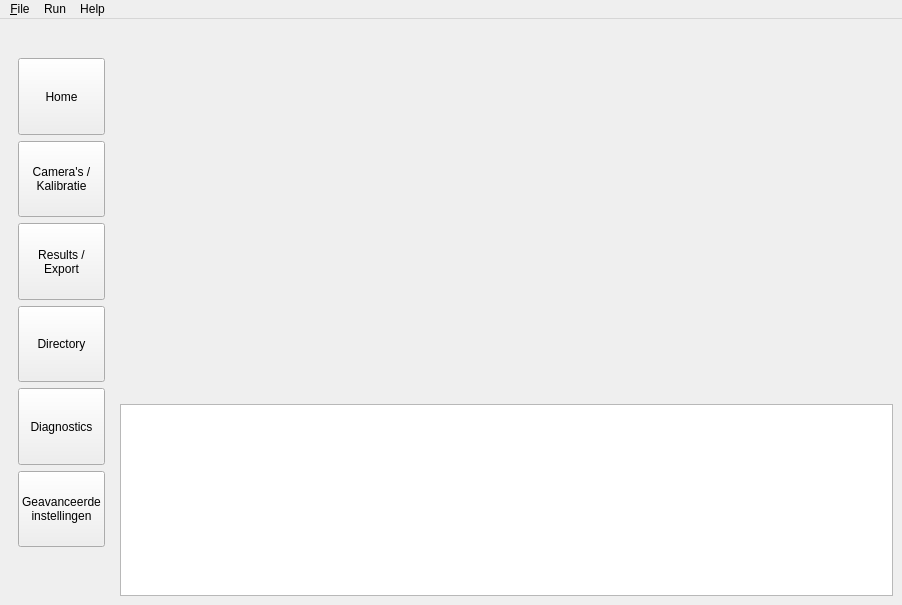
Above: Programma Structuur/ui/guiDesigner/GUI.ui from MaxUntersalmberger/PhysioMotionTracker before the change. Below: the same form after it.
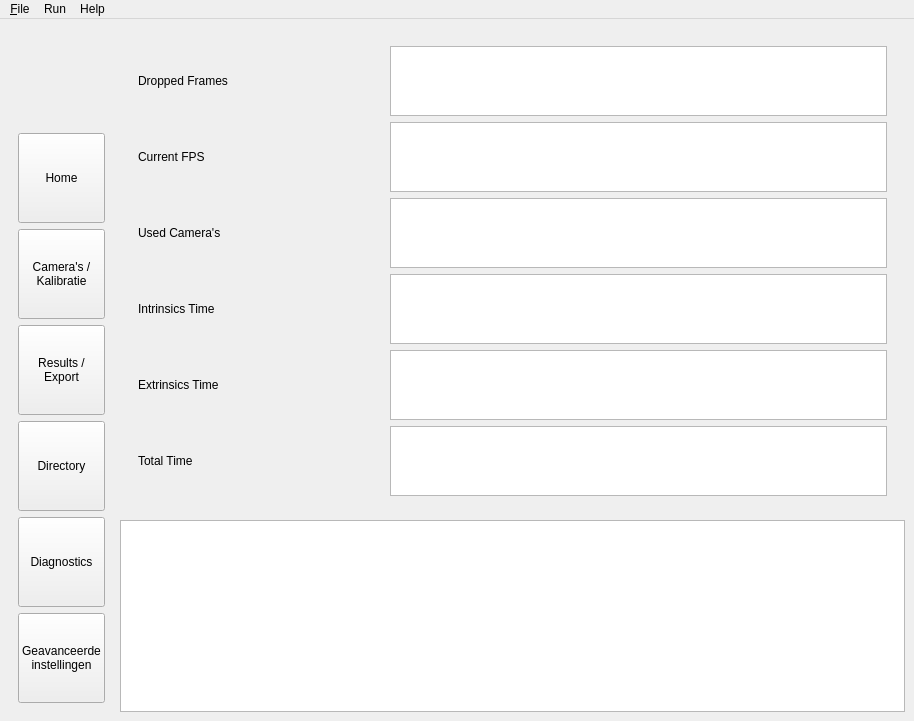
That is the form after the change. The open tabs and pages were chosen to show the change. Icons and pictures are not drawn.

Commit message: add basic functions diagnosticstab

```diff
--- a/Programma Structuur/ui/guiDesigner/GUI.ui
+++ b/Programma Structuur/ui/guiDesigner/GUI.ui
@@ -9,8 +9,8 @@
    <rect>
     <x>0</x>
     <y>0</y>
-    <width>902</width>
-    <height>605</height>
+    <width>914</width>
+    <height>521</height>
    </rect>
   </property>
   <property name="minimumSize">
@@ -68,7 +68,7 @@
        <enum>QFrame::Shape::NoFrame</enum>
       </property>
       <layout class="QGridLayout" name="gridLayout_2">
-       <item row="1" column="0">
+       <item row="0" column="0">
         <widget class="QStackedWidget" name="stackedWidget">
          <property name="currentIndex">
           <number>2</number>
@@ -513,7 +513,68 @@
           </layout>
          </widget>
          <widget class="QWidget" name="page_diagnostics">
-          <layout class="QGridLayout" name="gridLayout_5"/>
+          <layout class="QGridLayout" name="gridLayout_5">
+           <item row="1" column="2" colspan="2">
+            <widget class="QTextEdit" name="text_diag_current_fps"/>
+           </item>
+           <item row="0" column="2" colspan="2">
+            <widget class="QTextEdit" name="text_diag_dropped_frames"/>
+           </item>
+           <item row="1" column="0">
+            <widget class="QLabel" name="lab_diag_current_fps">
+             <property name="text">
+              <string>Current FPS</string>
+             </property>
+            </widget>
+           </item>
+           <item row="4" column="0">
+            <widget class="QLabel" name="lab_diag_intrinsics_time">
+             <property name="text">
+              <string>Intrinsics Time</string>
+             </property>
+            </widget>
+           </item>
+           <item row="3" column="2" colspan="2">
+            <widget class="QTextEdit" name="text_diag_used_cams"/>
+           </item>
+           <item row="0" column="0">
+            <widget class="QLabel" name="lab_diag_dropped_frames">
+             <property name="text">
+              <string>Dropped Frames</string>
+             </property>
+            </widget>
+           </item>
+           <item row="5" column="0">
+            <widget class="QLabel" name="lab_diag_extrinsics_time">
+             <property name="text">
+              <string>Extrinsics Time</string>
+             </property>
+            </widget>
+           </item>
+           <item row="3" column="0">
+            <widget class="QLabel" name="lab_diag_used_cams">
+             <property name="text">
+              <string>Used Camera's</string>
+             </property>
+            </widget>
+           </item>
+           <item row="7" column="0">
+            <widget class="QLabel" name="lab_diag_total_time">
+             <property name="text">
+              <string>Total Time</string>
+             </property>
+            </widget>
+           </item>
+           <item row="4" column="2" colspan="2">
+            <widget class="QTextEdit" name="text_diag_Intrinsics_time"/>
+           </item>
+           <item row="5" column="2" colspan="2">
+            <widget class="QTextEdit" name="text_diag_extrinsics_time"/>
+           </item>
+           <item row="7" column="2" colspan="2">
+            <widget class="QTextEdit" name="text_diag_total_time"/>
+           </item>
+          </layout>
          </widget>
          <widget class="QWidget" name="page_advanced_settings"/>
         </widget>
@@ -524,7 +585,7 @@
     <item row="1" column="0" rowspan="2">
      <widget class="QFrame" name="frame_menu">
       <property name="sizePolicy">
-       <sizepolicy hsizetype="Maximum" vsizetype="Preferred">
+       <sizepolicy hsizetype="Expanding" vsizetype="Preferred">
         <horstretch>50</horstretch>
         <verstretch>0</verstretch>
        </sizepolicy>
@@ -542,8 +603,8 @@
        <item>
         <widget class="QLabel" name="label_logo">
          <property name="sizePolicy">
-          <sizepolicy hsizetype="Preferred" vsizetype="Preferred">
-           <horstretch>5</horstretch>
+          <sizepolicy hsizetype="Ignored" vsizetype="Ignored">
+           <horstretch>0</horstretch>
            <verstretch>10</verstretch>
           </sizepolicy>
          </property>
@@ -582,9 +643,9 @@
           <bool>true</bool>
          </property>
          <property name="sizePolicy">
-          <sizepolicy hsizetype="Preferred" vsizetype="Preferred">
-           <horstretch>50</horstretch>
-           <verstretch>50</verstretch>
+          <sizepolicy hsizetype="Expanding" vsizetype="Preferred">
+           <horstretch>100</horstretch>
+           <verstretch>10</verstretch>
           </sizepolicy>
          </property>
          <property name="minimumSize">
@@ -610,9 +671,9 @@
        <item>
         <widget class="QPushButton" name="btn_cameras">
          <property name="sizePolicy">
-          <sizepolicy hsizetype="Preferred" vsizetype="Preferred">
-           <horstretch>50</horstretch>
-           <verstretch>50</verstretch>
+          <sizepolicy hsizetype="Expanding" vsizetype="Preferred">
+           <horstretch>100</horstretch>
+           <verstretch>10</verstretch>
           </sizepolicy>
          </property>
          <property name="minimumSize">
@@ -639,9 +700,9 @@
        <item>
         <widget class="QPushButton" name="btn_results">
          <property name="sizePolicy">
-          <sizepolicy hsizetype="Preferred" vsizetype="Preferred">
-           <horstretch>50</horstretch>
-           <verstretch>50</verstretch>
+          <sizepolicy hsizetype="Expanding" vsizetype="Preferred">
+           <horstretch>100</horstretch>
+           <verstretch>10</verstretch>
           </sizepolicy>
          </property>
          <property name="minimumSize">
@@ -674,9 +735,9 @@
        <item>
         <widget class="QPushButton" name="btn_directory">
          <property name="sizePolicy">
-          <sizepolicy hsizetype="Preferred" vsizetype="Preferred">
-           <horstretch>50</horstretch>
-           <verstretch>50</verstretch>
+          <sizepolicy hsizetype="Expanding" vsizetype="Preferred">
+           <horstretch>100</horstretch>
+           <verstretch>10</verstretch>
           </sizepolicy>
          </property>
          <property name="minimumSize">
@@ -708,9 +769,9 @@
        <item>
         <widget class="QPushButton" name="btn_diagnostics">
          <property name="sizePolicy">
-          <sizepolicy hsizetype="Preferred" vsizetype="Preferred">
-           <horstretch>50</horstretch>
-           <verstretch>50</verstretch>
+          <sizepolicy hsizetype="Expanding" vsizetype="Preferred">
+           <horstretch>100</horstretch>
+           <verstretch>10</verstretch>
           </sizepolicy>
          </property>
          <property name="minimumSize">
@@ -736,9 +797,9 @@
        <item>
         <widget class="QPushButton" name="btn_advanced_settings">
          <property name="sizePolicy">
-          <sizepolicy hsizetype="Preferred" vsizetype="Preferred">
-           <horstretch>50</horstretch>
-           <verstretch>50</verstretch>
+          <sizepolicy hsizetype="Expanding" vsizetype="Preferred">
+           <horstretch>100</horstretch>
+           <verstretch>10</verstretch>
           </sizepolicy>
          </property>
          <property name="minimumSize">
@@ -759,25 +820,6 @@
          </property>
         </widget>
        </item>
-       <item>
-        <spacer name="verticalSpacer">
-         <property name="sizePolicy">
-          <sizepolicy hsizetype="Expanding" vsizetype="Minimum">
-           <horstretch>1</horstretch>
-           <verstretch>1</verstretch>
-          </sizepolicy>
-         </property>
-         <property name="orientation">
-          <enum>Qt::Orientation::Vertical</enum>
-         </property>
-         <property name="sizeHint" stdset="0">
-          <size>
-           <width>20</width>
-           <height>40</height>
-          </size>
-         </property>
-        </spacer>
-       </item>
       </layout>
      </widget>
     </item>
@@ -788,7 +830,7 @@
     <rect>
      <x>0</x>
      <y>0</y>
-     <width>902</width>
+     <width>914</width>
      <height>33</height>
     </rect>
    </property>
```
Left out of the diff: 4 changed lines with no effect on the pictures. The commit also changes 1 other file.
